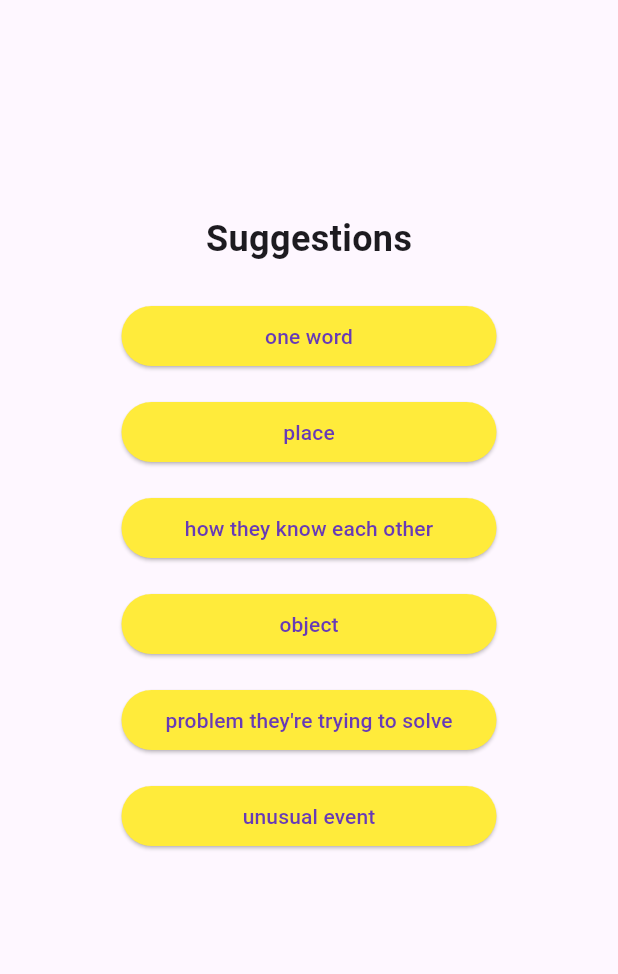
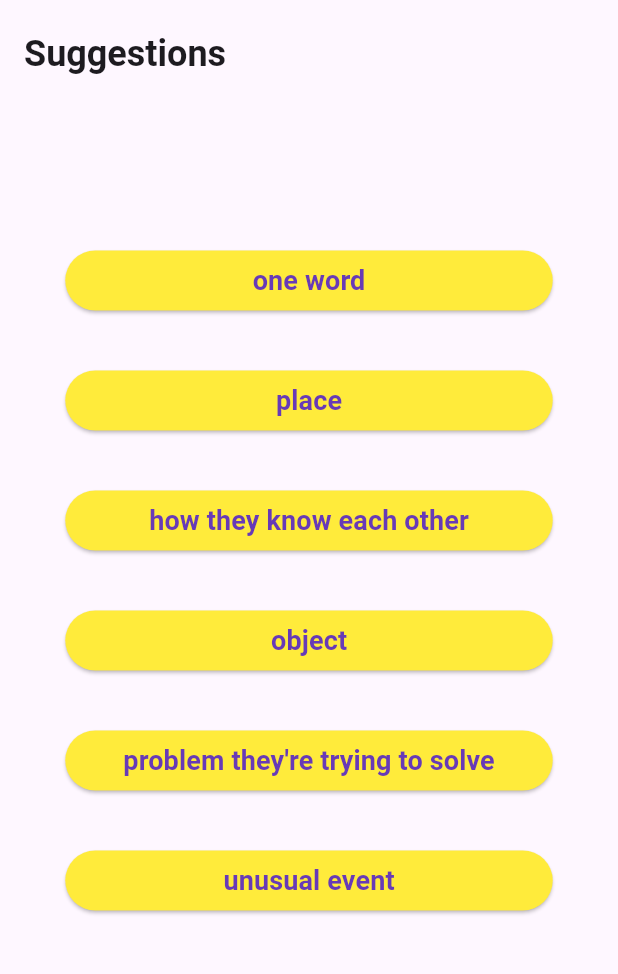
Before and after one commit to knuckledragger314/improv-tools, a Flutter app: the screen it shows after launch, on a phone screen of 412 x 824 dp, the part 84-1058 px from its top. Run offline on Flutter 3.47's test engine with Material 3 defaults, Android fonts, the phone set to English and light mode, and no system bars; our stand-ins replace google_mobile_ads, styled_text; missing offline and left inert: flutter_email_sender; network calls fail.

Commit message:
added assets. added singleChildScrollView to suggestions to handle landscape view

```diff
--- a/lib/views/suggestions.dart
+++ b/lib/views/suggestions.dart
@@ -49,28 +49,38 @@ class _SuggestionsState extends State<Suggestions> {
 
   @override
   Widget build(BuildContext context) {
-    return Center(
-      child: Column(
-        mainAxisAlignment: MainAxisAlignment.spaceBetween,
+    return Scaffold(
+      appBar: AppBar(
+        title: const Padding(
+          padding: EdgeInsets.only(top: 16.0),
+          child: Text(
+          'Suggestions',
+          style: TextStyle(fontSize: 24.0, fontWeight: FontWeight.w700),),
+        ),
+      ),
+      body: Column(
         children: <Widget>[
           Container(),
-          Column(
+          Expanded(
+            child: Column(
               children: [
-              const Text(
-                'Suggestions',
-                style: TextStyle(fontSize: 24.0, fontWeight: FontWeight.w700),
-              ),
-              const SizedBox(height: 16.0),
-              Column(
+                Expanded(
+                  child: Center(
+                    child: SingleChildScrollView(
+                      scrollDirection: Axis.vertical,
+                      child: SizedBox(
+                        child: Column(
                           mainAxisAlignment: MainAxisAlignment.center,
                           children: [
-                  SuggestionButton(getter: Word.getWords(), type: 'one word'),
+                            SuggestionButton(
+                                getter: Word.getWords(), type: 'one word'),
                             SuggestionButton(
                               type: 'place',
                               getter: Place.getPlaces(),
                             ),
                             SuggestionButton(
-                      getter: HowTheyKnowEachOther.getHowTheyKnowEachOther(),
+                                getter:
+                                    HowTheyKnowEachOther.getHowTheyKnowEachOther(),
                                 type: 'how they know each other'),
                             SuggestionButton(
                                 getter: Objects.getObjects(), type: 'object'),
@@ -82,8 +92,15 @@ class _SuggestionsState extends State<Suggestions> {
                                 type: 'unusual event'),
                           ],
                         ),
+                      ),
+                    ),
+                  ),
+                ),
               ],
             ),
+          ),
+          Column(
+            children: [
               (_bannerAdSuggestionBottom != null)
                   ? Align(
                 alignment: Alignment.topCenter,
@@ -98,6 +115,9 @@ class _SuggestionsState extends State<Suggestions> {
               ),
             ],
           ),
+
+        ],
+      ),
     );
   }
 }
--- a/lib/widgets/suggestion_button.dart
+++ b/lib/widgets/suggestion_button.dart
@@ -11,12 +11,12 @@ class SuggestionButton extends StatelessWidget {
   @override
   Widget build(BuildContext context) {
     return Padding(
-      padding: const EdgeInsets.all(8.0),
+      padding: const EdgeInsets.all(16.0),
       child: ElevatedButton(
         style: ElevatedButton.styleFrom(
             backgroundColor: Colors.yellow,
             foregroundColor: Colors.deepPurple,
-            minimumSize: const Size(250, 40)),
+            minimumSize: const Size(325, 40)),
         onPressed: () {
           var result = [];
           result = getter;
@@ -57,7 +57,13 @@ class SuggestionButton extends StatelessWidget {
             ),
           );
         },
-        child: Text(type),
+        child: Text(
+          type,
+          style: const TextStyle(
+              color: Colors.deepPurple,
+              fontSize: 18,
+              fontWeight: FontWeight.w700),
+        ),
       ),
     );
   }
```
Also changed, not shown: lib/views/rules.dart (+4 -5 lines), 43 other files. Lines whose indentation alone changed are shown as unchanged.
